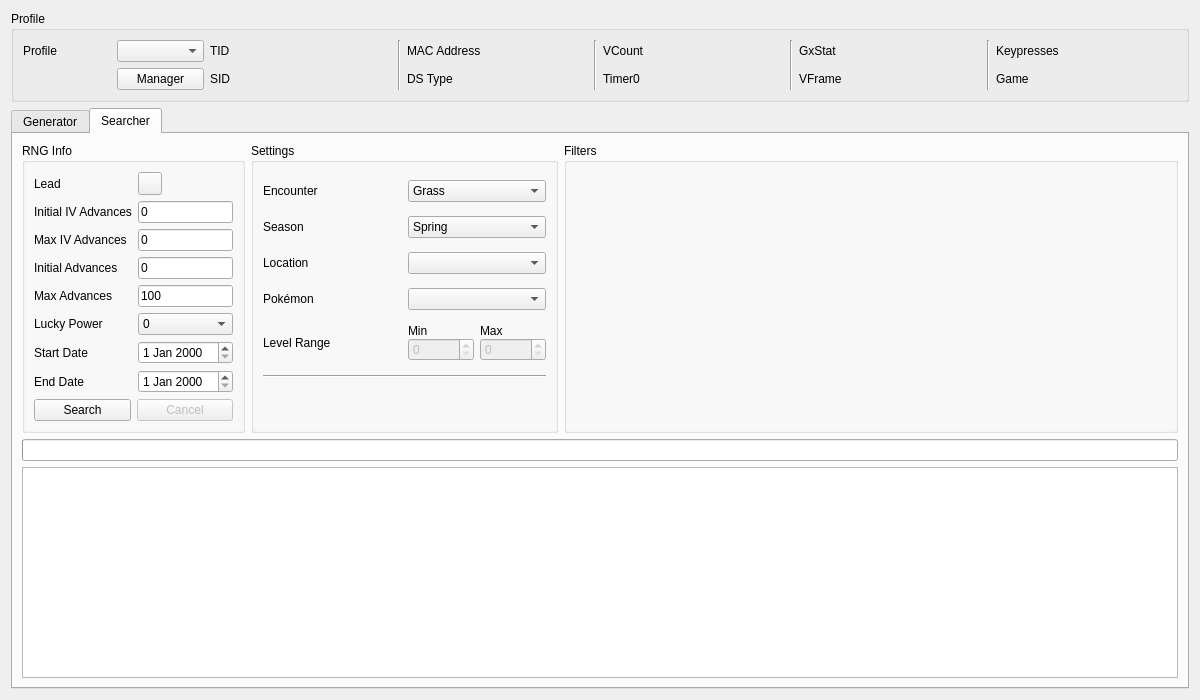
Above: Form/Gen5/Wild5.ui from Admiral-Fish/PokeFinder before the change. Below: the same form after it.
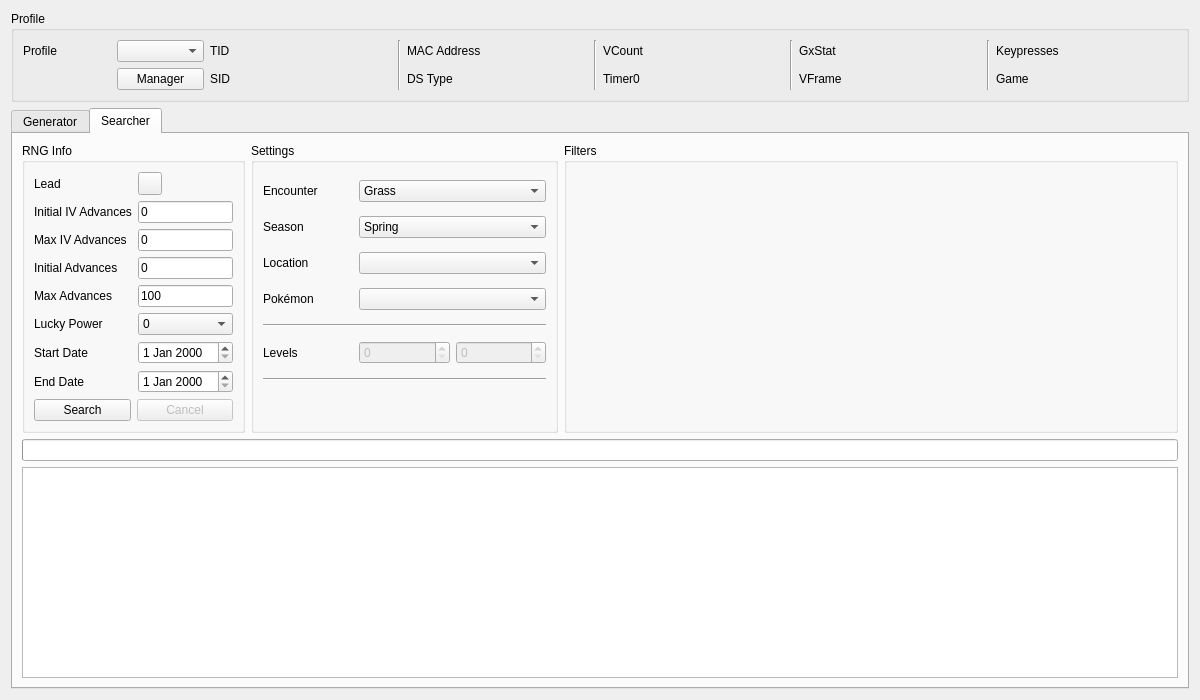
That is the form after the change. The open tabs and pages were chosen to show the change. Custom widgets are drawn as their Qt base class.

Diff of the .ui file:
```diff
--- a/Form/Gen5/Wild5.ui
+++ b/Form/Gen5/Wild5.ui
@@ -683,7 +683,7 @@
             </property>
            </widget>
           </item>
-          <item row="0" column="1">
+          <item row="0" column="1" colspan="2">
            <widget class="ComboBox" name="comboBoxSearcherEncounter">
             <item>
              <property name="text">
@@ -729,7 +729,7 @@
             </property>
            </widget>
           </item>
-          <item row="1" column="1">
+          <item row="1" column="1" colspan="2">
            <widget class="QComboBox" name="comboBoxSearcherSeason">
             <item>
              <property name="text">
@@ -760,7 +760,7 @@
             </property>
            </widget>
           </item>
-          <item row="2" column="1">
+          <item row="2" column="1" colspan="2">
            <widget class="ComboBoxProxy" name="comboBoxSearcherLocation"/>
           </item>
           <item row="3" column="0">
@@ -770,88 +770,45 @@
             </property>
            </widget>
           </item>
-          <item row="3" column="1">
+          <item row="3" column="1" colspan="2">
            <widget class="ComboBox" name="comboBoxSearcherPokemon"/>
           </item>
-          <item row="4" column="0">
-           <widget class="QLabel" name="labelSearcherLevelRange">
-            <property name="text">
-             <string>Level Range</string>
+          <item row="4" column="0" colspan="3">
+           <widget class="Line" name="line_5">
+            <property name="orientation">
+             <enum>Qt::Orientation::Horizontal</enum>
             </property>
            </widget>
           </item>
-          <item row="4" column="1">
-           <widget class="QWidget" name="widgetSearcherLevelRange" native="true">
-            <property name="sizePolicy">
-             <sizepolicy hsizetype="Preferred" vsizetype="Fixed">
-              <horstretch>0</horstretch>
-              <verstretch>0</verstretch>
-             </sizepolicy>
-            </property>
-            <layout class="QGridLayout" name="gridLayoutSearcherLevelRange">
-             <property name="leftMargin">
-              <number>0</number>
-             </property>
-             <property name="topMargin">
-              <number>0</number>
-             </property>
-             <property name="rightMargin">
-              <number>0</number>
-             </property>
-             <property name="bottomMargin">
-              <number>0</number>
-             </property>
-             <property name="horizontalSpacing">
-              <number>6</number>
-             </property>
-             <property name="verticalSpacing">
-              <number>0</number>
-             </property>
-             <item row="0" column="0">
-              <widget class="QLabel" name="labelSearcherLevelMin">
+          <item row="5" column="0">
+           <widget class="QLabel" name="labelSearcherLevel">
                <property name="text">
-                <string>Min</string>
+             <string>Levels</string>
                </property>
               </widget>
              </item>
-             <item row="0" column="1">
-              <widget class="QLabel" name="labelSearcherLevelMax">
-               <property name="text">
-                <string>Max</string>
-               </property>
-              </widget>
-             </item>
-             <item row="1" column="0">
+          <item row="5" column="1">
               <widget class="QSpinBox" name="spinBoxSearcherLevelMin">
                <property name="enabled">
                 <bool>false</bool>
                </property>
-               <property name="maximum">
-                <number>100</number>
-               </property>
-              </widget>
-             </item>
-             <item row="1" column="1">
+           </widget>
+          </item>
+          <item row="5" column="2">
               <widget class="QSpinBox" name="spinBoxSearcherLevelMax">
                <property name="enabled">
                 <bool>false</bool>
                </property>
-               <property name="maximum">
-                <number>100</number>
-               </property>
-              </widget>
-             </item>
-            </layout>
-           </widget>
-          </item>
-          <item row="5" column="0" colspan="2">
-           <widget class="Line" name="line_5">
+           </widget>
+          </item>
+          <item row="6" column="0" colspan="3">
+           <widget class="Line" name="line_6">
             <property name="orientation">
              <enum>Qt::Orientation::Horizontal</enum>
             </property>
            </widget>
           </item>
-          <item row="6" column="0" colspan="2">
+          <item row="7" column="0" colspan="3">
            <widget class="QLabel" name="labelIVFastSearch">
             <property name="sizePolicy">
              <sizepolicy hsizetype="Preferred" vsizetype="Fixed">
```
Left out of the diff: 77 changed lines with no effect on the pictures. Lines whose indentation alone changed are shown as unchanged.
